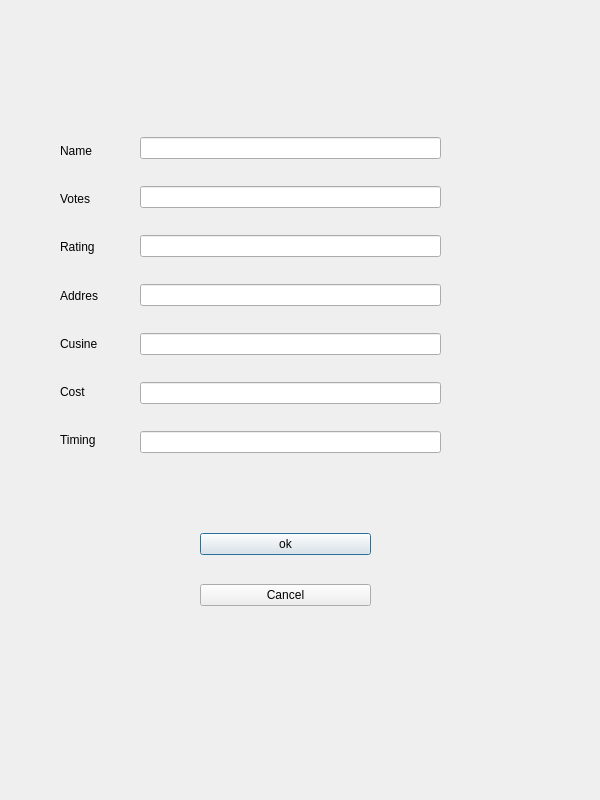
This is HseQtProject/addrowdialog.ui in TimurTsarev/dsba-itop2022-hw as Qt 5 draws it before an edit. The edited form follows.
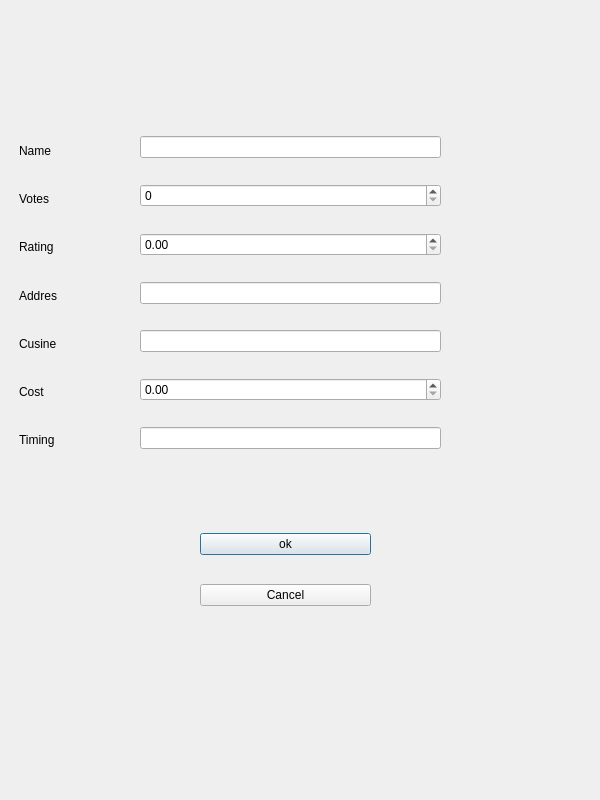
This is the edited form.

The edit to the form file:
```diff
--- a/HseQtProject/addrowdialog.ui
+++ b/HseQtProject/addrowdialog.ui
@@ -13,7 +13,7 @@
   <property name="windowTitle">
    <string>Dialog</string>
   </property>
-  <widget class="QWidget" name="">
+  <widget class="QWidget" name="layoutWidget">
    <property name="geometry">
     <rect>
      <x>140</x>
@@ -30,10 +30,18 @@
      <widget class="QLineEdit" name="NameLineEdit"/>
     </item>
     <item>
-     <widget class="QLineEdit" name="VotesLineEdit"/>
+     <widget class="QSpinBox" name="VotesSpinBox">
+      <property name="maximum">
+       <number>10000000</number>
+      </property>
+     </widget>
     </item>
     <item>
-     <widget class="QLineEdit" name="RatingLineEdit"/>
+     <widget class="QDoubleSpinBox" name="RatingDoubleSpinBox">
+      <property name="maximum">
+       <double>5.000000000000000</double>
+      </property>
+     </widget>
     </item>
     <item>
      <widget class="QLineEdit" name="AddresLineEdit"/>
@@ -42,14 +50,18 @@
      <widget class="QLineEdit" name="CusineLineEdit"/>
     </item>
     <item>
-     <widget class="QLineEdit" name="CostLineEdit"/>
+     <widget class="QDoubleSpinBox" name="CostDoubleSpinBox">
+      <property name="maximum">
+       <double>10000000.000000000000000</double>
+      </property>
+     </widget>
     </item>
     <item>
      <widget class="QLineEdit" name="TimingLineEdit"/>
     </item>
    </layout>
   </widget>
-  <widget class="QWidget" name="">
+  <widget class="QWidget" name="layoutWidget">
    <property name="geometry">
     <rect>
      <x>200</x>
@@ -75,12 +87,12 @@
     </item>
    </layout>
   </widget>
-  <widget class="QWidget" name="">
+  <widget class="QWidget" name="layoutWidget">
    <property name="geometry">
     <rect>
-     <x>60</x>
+     <x>19</x>
      <y>130</y>
-     <width>40</width>
+     <width>101</width>
      <height>331</height>
     </rect>
    </property>
```
